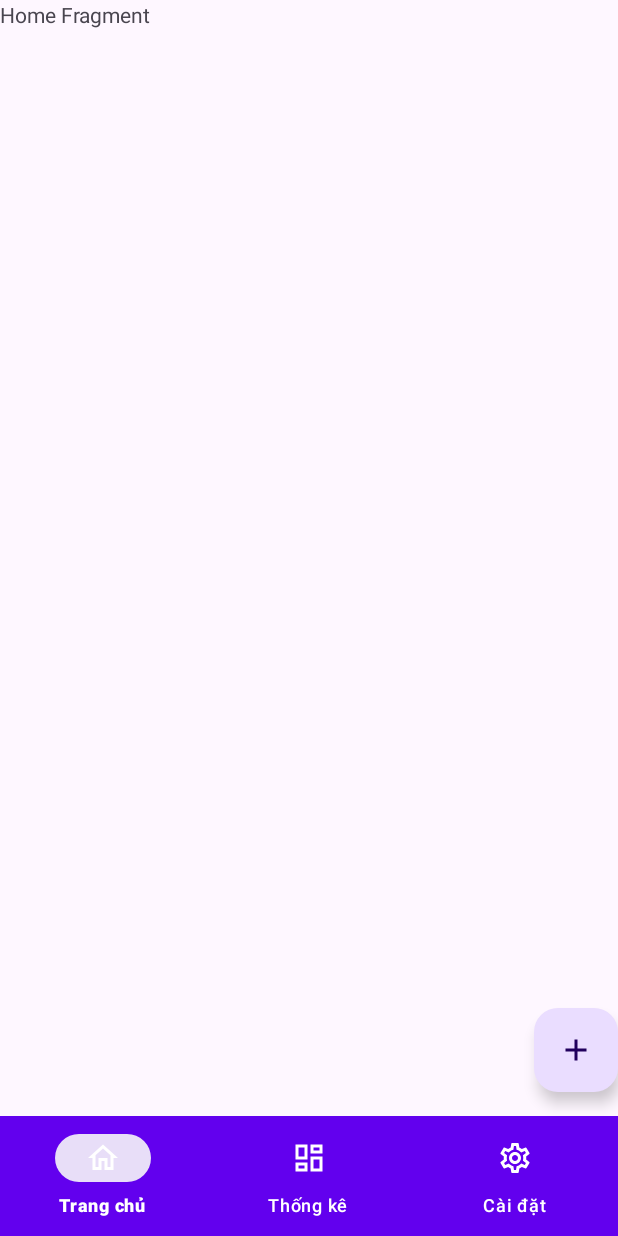
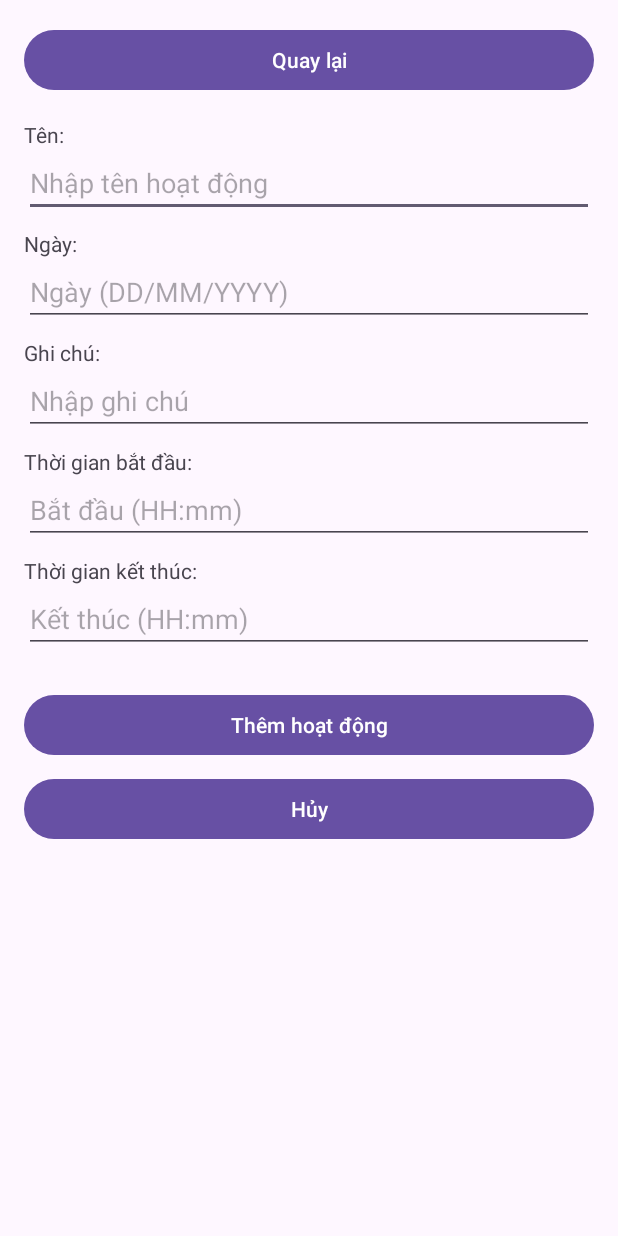
Before and after one commit to TranThanh39/BTLAndroid, an Android app: the HomeFragment screen opened directly, with no data from a screen before it, after a tap on "Thêm", on a phone screen of 412 x 824 dp. Run offline under Robolectric (Android 15) with nearby library versions, the phone set to English and light mode, and no system bars; our stand-ins replace data binding.

Commit message:
added add feature

```diff
--- a/app/src/main/AndroidManifest.xml
+++ b/app/src/main/AndroidManifest.xml
@@ -27,6 +27,9 @@
             android:name=".view.RegisterActivity"
             android:exported="false" />
         <activity
+            android:name=".view.AddActivity"
+            android:exported="true" />
+        <activity
             android:name=".MainActivity"
             android:exported="true">
             <intent-filter>
--- /dev/null
+++ b/app/src/main/java/com/haruma/app/view/AddActivity.java
@@ -0,0 +1,40 @@
+package com.haruma.app.view;
+
+import android.content.Context;
+import android.content.Intent;
+import android.content.SharedPreferences;
+import android.view.View;
+import android.os.Bundle;
+import androidx.appcompat.app.AppCompatActivity;
+import androidx.databinding.DataBindingUtil;
+
+import com.haruma.app.MainActivity;
+import com.haruma.app.R;
+import com.haruma.app.databinding.ActivityAddBinding;
+import com.haruma.app.databinding.ActivityMainBinding;
+import com.haruma.app.model.Callback;
+import com.haruma.app.viewmodel.AddViewModel;
+import com.haruma.app.viewmodel.LoginViewModel;
+
+import java.util.HashMap;
+import java.util.Map;
+
+public class AddActivity extends AppCompatActivity {
+    @Override
+    protected void onCreate(Bundle savedInstanceState) {
+        super.onCreate(savedInstanceState);
+        setContentView(R.layout.activity_add);
+        ActivityAddBinding mainBinding = DataBindingUtil.setContentView(this,
+                R.layout.activity_add);
+        Map<String, Callback> callback = new HashMap<>();
+
+        callback.put("onAdd", () -> {
+            finish();
+        });
+        callback.put("onCancel", () -> {
+            finish();
+        });
+        AddViewModel addViewModel = new AddViewModel(this, callback);
+        mainBinding.setAddViewModel(addViewModel);
+    }
+}
--- a/app/src/main/java/com/haruma/app/view/HomeFragment.java
+++ b/app/src/main/java/com/haruma/app/view/HomeFragment.java
@@ -1,5 +1,6 @@
 package com.haruma.app.view;
 
+import android.content.Intent;
 import android.os.Bundle;
 import androidx.fragment.app.Fragment;
 import androidx.annotation.Nullable;
@@ -20,6 +21,9 @@ public class HomeFragment extends Fragment {
         fab.setOnClickListener(new View.OnClickListener() {
             @Override
             public void onClick(View view) {
+                // Create an Intent to open AddActivity
+                Intent intent = new Intent(getActivity(), AddActivity.class);
+                startActivity(intent);
             }
         });
 
--- /dev/null
+++ b/app/src/main/java/com/haruma/app/viewmodel/AddViewModel.java
@@ -0,0 +1,128 @@
+package com.haruma.app.viewmodel;
+
+import android.content.Intent;
+import android.content.Context;
+import android.widget.Toast;
+import android.content.SharedPreferences;
+
+import androidx.databinding.BaseObservable;
+import androidx.databinding.Bindable;
+
+import com.haruma.app.dto.DatabaseHelper;
+import com.haruma.app.dto.UserSessionManager;
+import com.haruma.app.model.Callback;
+import com.haruma.app.BR;
+import com.haruma.app.view.HomeFragment;
+
+import java.util.Objects;
+import java.util.Map;
+
+public class AddViewModel extends BaseObservable {
+
+    private String name;
+    private String date;
+    private String note;
+    private String startTime;
+    private String endTime;
+
+    private final Context context;
+    private final Map<String, Callback> callback;
+
+    public AddViewModel(Context context, Map<String, Callback> callback) {
+        this.context = context;
+        this.callback = callback;
+    }
+
+    @Bindable
+    public String getName() {
+        return name;
+    }
+
+    public void setName(String name) {
+        this.name = name;
+        notifyPropertyChanged(BR.name);
+    }
+
+    @Bindable
+    public String getDate() {
+        return date;
+    }
+
+    public void setDate(String date) {
+        this.date = date;
+        notifyPropertyChanged(BR.date);
+    }
+
+    @Bindable
+    public String getNote() {
+        return note;
+    }
+
+    public void setNote(String note) {
+        this.note = note;
+        notifyPropertyChanged(BR.note);
+    }
+
+    @Bindable
+    public String getStartTime() {
+        return startTime;
+    }
+
+    public void setStartTime(String startTime) {
+        this.startTime = startTime;
+        notifyPropertyChanged(BR.startTime);
+    }
+
+    @Bindable
+    public String getEndTime() {
+        return endTime;
+    }
+
+    public void setEndTime(String endTime) {
+        this.endTime = endTime;
+        notifyPropertyChanged(BR.endTime);
+    }
+
+    // Phương thức để xử lý khi người dùng nhấn nút "Thêm"
+    public void onAdd() {
+        try {
+            if (isValidInput()) {
+                DatabaseHelper databaseHelper = new DatabaseHelper(context);
+
+                // Lấy userId từ SharedPreferences
+                int userId = UserSessionManager.getInstance().getCurrentUser().getUserId();
+
+                databaseHelper.addDiary(name, date, note, startTime, endTime, userId);
+                makeToast("Thêm hoạt động thành công");
+                Objects.requireNonNull(this.callback.get("onAdd")).run();
+
+            } else {
+                makeToast("Vui lòng điền đầy đủ thông tin.");
+            }
+        } catch (Exception e) {
+            makeToast("Lỗi xảy ra: " + e.getMessage());
+        }
+    }
+
+
+    // Phương thức để xử lý khi người dùng nhấn nút "Hủy"
+    public void onCancel() {
+        Objects.requireNonNull(this.callback.get("onCancel")).run();
+    }
+
+    public void onReturn() {
+        this.onCancel();
+    }
+
+    // Kiểm tra tính hợp lệ của các trường nhập liệu
+    private boolean isValidInput() {
+        return name != null && !name.isEmpty() &&
+                date != null && !date.isEmpty() &&
+                startTime != null && !startTime.isEmpty() &&
+                endTime != null && !endTime.isEmpty();
+    }
+
+    private void makeToast(String message) {
+        Toast.makeText(this.context, message, Toast.LENGTH_SHORT).show();
+    }
+}
--- /dev/null
+++ b/app/src/main/res/layout/activity_add.xml
@@ -0,0 +1,160 @@
+<?xml version="1.0" encoding="utf-8"?>
+<layout xmlns:android="http://schemas.android.com/apk/res/android"
+    xmlns:tools="http://schemas.android.com/tools"
+    android:id="@+id/main"
+    tools:context=".AddActivity">
+
+    <data>
+        <variable
+            name="addViewModel"
+            type="com.haruma.app.viewmodel.AddViewModel" />
+    </data>
+
+    <LinearLayout
+        android:layout_width="match_parent"
+        android:layout_height="match_parent"
+        android:orientation="vertical"
+        android:padding="16dp">
+
+        <Button
+            android:id="@+id/back_button"
+            android:layout_width="match_parent"
+            android:layout_height="wrap_content"
+            android:onClick="@{() -> addViewModel.onReturn()}"
+            android:text="Quay lại"
+            android:layout_marginBottom="16dp"
+            android:layout_alignParentStart="true"/>
+
+        <!-- Tên -->
+        <LinearLayout
+            android:layout_width="match_parent"
+            android:layout_height="wrap_content"
+            android:orientation="vertical"
+            android:gravity="center_vertical"
+            android:layout_marginBottom="8dp">
+
+            <TextView
+                android:layout_width="match_parent"
+                android:layout_height="wrap_content"
+                android:text="Tên: "
+                android:layout_marginEnd="8dp" />
+
+            <EditText
+                android:layout_width="match_parent"
+                android:layout_height="wrap_content"
+                android:layout_weight="1"
+                android:text="@={addViewModel.name}"
+                android:hint="Nhập tên hoạt động" />
+        </LinearLayout>
+
+        <!-- Ngày -->
+        <LinearLayout
+            android:layout_width="match_parent"
+            android:layout_height="wrap_content"
+            android:orientation="vertical"
+            android:gravity="center_vertical"
+            android:layout_marginBottom="8dp">
+
+            <TextView
+                android:layout_width="match_parent"
+                android:layout_height="wrap_content"
+                android:text="Ngày: "
+                android:layout_marginEnd="8dp" />
+
+            <EditText
+                android:layout_width="match_parent"
+                android:layout_height="wrap_content"
+                android:layout_weight="1"
+                android:text="@={addViewModel.date}"
+                android:hint="Ngày (DD/MM/YYYY)"
+                android:inputType="date" />
+        </LinearLayout>
+
+        <!-- Ghi chú -->
+        <LinearLayout
+            android:layout_width="match_parent"
+            android:layout_height="wrap_content"
+            android:orientation="vertical"
+            android:gravity="center_vertical"
+            android:layout_marginBottom="8dp">
+
+            <TextView
+                android:layout_width="match_parent"
+                android:layout_height="wrap_content"
+                android:text="Ghi chú: "
+                android:layout_marginEnd="8dp" />
+
+            <EditText
+                android:layout_width="match_parent"
+                android:layout_height="wrap_content"
+                android:layout_weight="1"
+                android:text="@={addViewModel.note}"
+                android:hint="Nhập ghi chú" />
+        </LinearLayout>
+
+        <LinearLayout
+            android:layout_width="match_parent"
+            android:layout_height="wrap_content"
+            android:orientation="vertical"
+            android:gravity="center_vertical"
+            android:layout_marginBottom="8dp">
+
+            <TextView
+                android:layout_width="match_parent"
+                android:layout_height="wrap_content"
+                android:text="Thời gian bắt đầu:"
+                android:layout_marginEnd="8dp" />
+
+            <!-- Thời gian bắt đầu -->
+            <EditText
+                android:id="@+id/start_time"
+                android:layout_width="match_parent"
+                android:layout_height="wrap_content"
+                android:layout_weight="1"
+                android:text="@={addViewModel.startTime}"
+                android:hint="Bắt đầu (HH:mm)"
+                android:inputType="time" />
+        </LinearLayout>
+
+        <LinearLayout
+            android:layout_width="match_parent"
+            android:layout_height="wrap_content"
+            android:orientation="vertical"
+            android:gravity="center_vertical"
+            android:layout_marginBottom="8dp">
+
+            <TextView
+                android:layout_width="match_parent"
+                android:layout_height="wrap_content"
+                android:text="Thời gian kết thúc:"
+                android:layout_marginEnd="8dp" />
+            <!-- Thời gian kết thúc -->
+            <EditText
+                android:id="@+id/end_time"
+                android:layout_width="match_parent"
+                android:layout_height="wrap_content"
+                android:layout_weight="1"
+                android:text="@={addViewModel.endTime}"
+                android:hint="Kết thúc (HH:mm)"
+                android:inputType="time" />
+        </LinearLayout>
+
+
+        <!-- Nút Thêm -->
+        <Button
+            android:layout_width="match_parent"
+            android:layout_height="wrap_content"
+            android:onClick="@{() -> addViewModel.onAdd()}"
+            android:text="Thêm hoạt động"
+            android:layout_marginTop="16dp" />
+
+        <!-- Nút Hủy -->
+        <Button
+            android:layout_width="match_parent"
+            android:layout_height="wrap_content"
+            android:onClick="@{() -> addViewModel.onCancel()}"
+            android:text="Hủy"
+            android:layout_marginTop="8dp" />
+
+    </LinearLayout>
+</layout>
--- a/app/src/main/res/layout/fragment_home.xml
+++ b/app/src/main/res/layout/fragment_home.xml
@@ -5,11 +5,12 @@
     android:layout_height="match_parent"
     tools:context=".view.HomeFragment">
 
-    <!-- TODO: Update blank fragment layout -->
-    <TextView
+    <ListView
         android:layout_width="match_parent"
-        android:layout_height="match_parent"
-        android:text="Home Fragment" />
+        android:layout_height="wrap_content"
+        >
+    </ListView>
+
 
     <com.google.android.material.floatingactionbutton.FloatingActionButton
         android:id="@+id/fab"
@@ -18,6 +19,7 @@
         android:layout_gravity="end|bottom"
         android:src="@drawable/ic_add_foreground"
         android:contentDescription="Thêm"
-        android:layout_marginBottom="16dp"/>
+        android:layout_marginBottom="16dp"
+        android:layout_marginRight="16dp"/>
 
 </FrameLayout>
```
